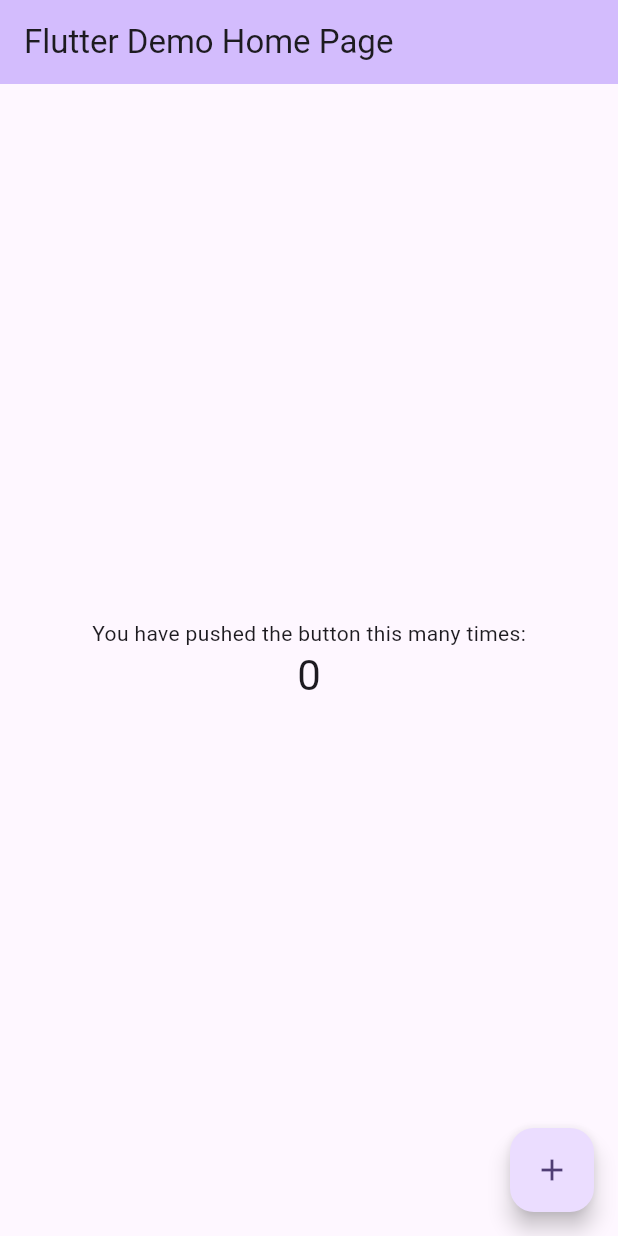
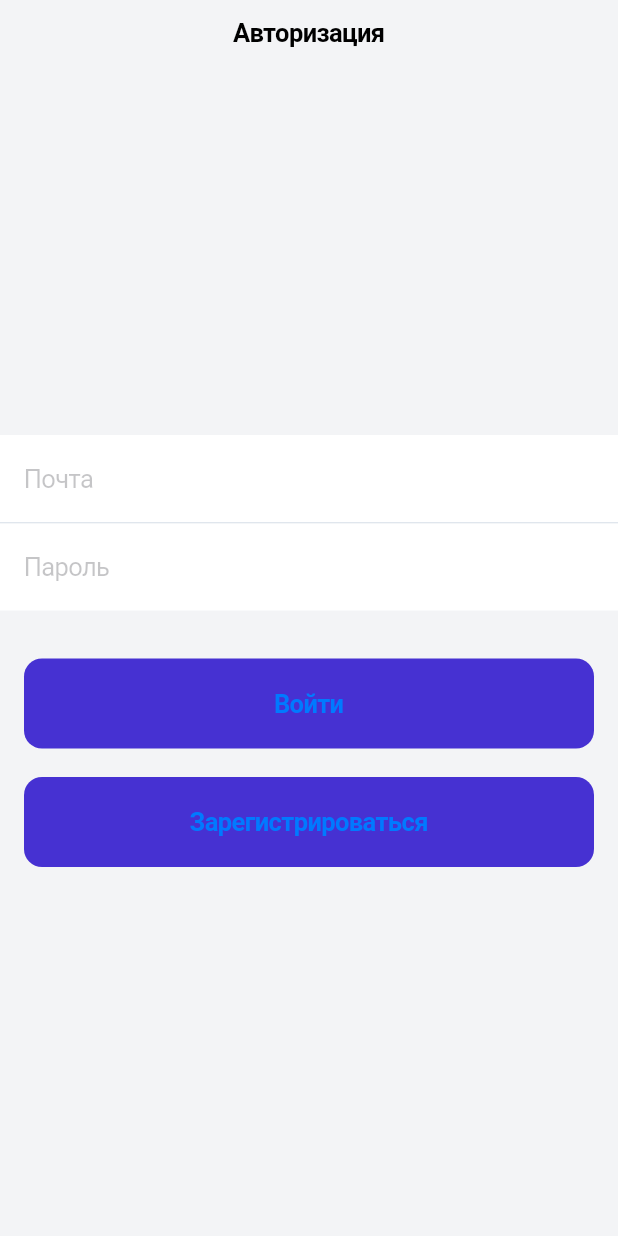
Before and after one commit to LowDeltaSq/flutter_lessons, a Flutter app: the screen it shows after launch, on a phone screen of 412 x 824 dp. Run offline on Flutter 3.47's test engine with Material 3 defaults, Android fonts, the phone set to English and light mode, and no system bars.

Commit message:
auth_front

```diff
--- a/lib/main.dart
+++ b/lib/main.dart
@@ -1,125 +1,18 @@
-import 'package:flutter/material.dart';
+import 'package:flutter/cupertino.dart';
+import 'package:module_1/src/router/router.dart';
+import 'src/screens/login/auth_screen.dart';
 
-void main() {
-  runApp(const MyApp());
-}
+void main() => runApp(const ShopApp());
 
-class MyApp extends StatelessWidget {
-  const MyApp({super.key});
+class ShopApp extends StatelessWidget {
+  const ShopApp({super.key});
 
-  // This widget is the root of your application.
   @override
   Widget build(BuildContext context) {
-    return MaterialApp(
-      title: 'Flutter Demo',
-      theme: ThemeData(
-        // This is the theme of your application.
-        //
-        // TRY THIS: Try running your application with "flutter run". You'll see
-        // the application has a purple toolbar. Then, without quitting the app,
-        // try changing the seedColor in the colorScheme below to Colors.green
-        // and then invoke "hot reload" (save your changes or press the "hot
-        // reload" button in a Flutter-supported IDE, or press "r" if you used
-        // the command line to start the app).
-        //
-        // Notice that the counter didn't reset back to zero; the application
-        // state is not lost during the reload. To reset the state, use hot
-        // restart instead.
-        //
-        // This works for code too, not just values: Most code changes can be
-        // tested with just a hot reload.
-        colorScheme: ColorScheme.fromSeed(seedColor: Colors.deepPurple),
-        useMaterial3: true,
-      ),
-      home: const MyHomePage(title: 'Flutter Demo Home Page'),
+    return const CupertinoApp(
+      debugShowCheckedModeBanner: false,
+      onGenerateRoute: AppRouter.generateRoute,
+      home: AuthScreen(),
     );
   }
 }
-
-class MyHomePage extends StatefulWidget {
-  const MyHomePage({super.key, required this.title});
-
-  // This widget is the home page of your application. It is stateful, meaning
-  // that it has a State object (defined below) that contains fields that affect
-  // how it looks.
-
-  // This class is the configuration for the state. It holds the values (in this
-  // case the title) provided by the parent (in this case the App widget) and
-  // used by the build method of the State. Fields in a Widget subclass are
-  // always marked "final".
-
-  final String title;
-
-  @override
-  State<MyHomePage> createState() => _MyHomePageState();
-}
-
-class _MyHomePageState extends State<MyHomePage> {
-  int _counter = 0;
-
-  void _incrementCounter() {
-    setState(() {
-      // This call to setState tells the Flutter framework that something has
-      // changed in this State, which causes it to rerun the build method below
-      // so that the display can reflect the updated values. If we changed
-      // _counter without calling setState(), then the build method would not be
-      // called again, and so nothing would appear to happen.
-      _counter++;
-    });
-  }
-
-  @override
-  Widget build(BuildContext context) {
-    // This method is rerun every time setState is called, for instance as done
-    // by the _incrementCounter method above.
-    //
-    // The Flutter framework has been optimized to make rerunning build methods
-    // fast, so that you can just rebuild anything that needs updating rather
-    // than having to individually change instances of widgets.
-    return Scaffold(
-      appBar: AppBar(
-        // TRY THIS: Try changing the color here to a specific color (to
-        // Colors.amber, perhaps?) and trigger a hot reload to see the AppBar
-        // change color while the other colors stay the same.
-        backgroundColor: Theme.of(context).colorScheme.inversePrimary,
-        // Here we take the value from the MyHomePage object that was created by
-        // the App.build method, and use it to set our appbar title.
-        title: Text(widget.title),
-      ),
-      body: Center(
-        // Center is a layout widget. It takes a single child and positions it
-        // in the middle of the parent.
-        child: Column(
-          // Column is also a layout widget. It takes a list of children and
-          // arranges them vertically. By default, it sizes itself to fit its
-          // children horizontally, and tries to be as tall as its parent.
-          //
-          // Column has various properties to control how it sizes itself and
-          // how it positions its children. Here we use mainAxisAlignment to
-          // center the children vertically; the main axis here is the vertical
-          // axis because Columns are vertical (the cross axis would be
-          // horizontal).
-          //
-          // TRY THIS: Invoke "debug painting" (choose the "Toggle Debug Paint"
-          // action in the IDE, or press "p" in the console), to see the
-          // wireframe for each widget.
-          mainAxisAlignment: MainAxisAlignment.center,
-          children: <Widget>[
-            const Text(
-              'You have pushed the button this many times:',
-            ),
-            Text(
-              '$_counter',
-              style: Theme.of(context).textTheme.headlineMedium,
-            ),
-          ],
-        ),
-      ),
-      floatingActionButton: FloatingActionButton(
-        onPressed: _incrementCounter,
-        tooltip: 'Increment',
-        child: const Icon(Icons.add),
-      ), // This trailing comma makes auto-formatting nicer for build methods.
-    );
-  }
-}
--- /dev/null
+++ b/lib/src/UI/styles/auth_screen_styles.dart
@@ -0,0 +1,17 @@
+import 'package:flutter/cupertino.dart';
+
+class AuthScreenStyles {
+  static const Color backgroundColor = Color(0xFFF3F4F6);
+  static const Color textFieldBackgroundColor = CupertinoColors.white;
+  static const Color buttonColor = Color(0xFF4631D2);
+  static const Color borderColor = Color(0xFFE0E6ED);
+  static const TextStyle buttonTextStyle =
+      TextStyle(fontWeight: FontWeight.bold);
+
+  static const EdgeInsetsGeometry textFieldPadding =
+      EdgeInsets.symmetric(horizontal: 16, vertical: 19);
+  static const EdgeInsetsGeometry buttonPadding =
+      EdgeInsets.symmetric(vertical: 20);
+  static const EdgeInsetsGeometry screenPadding =
+      EdgeInsets.symmetric(horizontal: 16);
+}
--- /dev/null
+++ b/lib/src/screens/login/auth_screen.dart
@@ -0,0 +1,75 @@
+import 'package:flutter/cupertino.dart';
+import 'package:module_1/src/UI/styles/auth_screen_styles.dart';
+import 'package:module_1/src/router/router_const.dart';
+
+class AuthScreen extends StatelessWidget {
+  const AuthScreen({super.key});
+
+  @override
+  Widget build(BuildContext context) {
+    return CupertinoPageScaffold(
+      backgroundColor: AuthScreenStyles.backgroundColor,
+      navigationBar: const CupertinoNavigationBar(
+        backgroundColor: CupertinoColors.white,
+        border: Border(),
+        middle: Text('Авторизация'),
+      ),
+      child: SafeArea(
+        child: Column(
+          mainAxisAlignment: MainAxisAlignment.center,
+          crossAxisAlignment: CrossAxisAlignment.stretch,
+          children: [
+            const CupertinoTextField(
+              placeholder: 'Почта',
+              decoration: BoxDecoration(
+                  color: AuthScreenStyles.textFieldBackgroundColor),
+              padding: AuthScreenStyles.textFieldPadding,
+            ),
+            Container(
+              height: 1,
+              color: AuthScreenStyles.borderColor,
+              padding: AuthScreenStyles.screenPadding,
+            ),
+            const CupertinoTextField(
+              placeholder: 'Пароль',
+              decoration: BoxDecoration(
+                  color: AuthScreenStyles.textFieldBackgroundColor),
+              padding: AuthScreenStyles.textFieldPadding,
+            ),
+            const SizedBox(
+              height: 32,
+            ),
+            Padding(
+              padding: AuthScreenStyles.screenPadding,
+              child: CupertinoButton(
+                padding: AuthScreenStyles.buttonPadding,
+                color: AuthScreenStyles.buttonColor,
+                child: const Text(
+                  'Войти',
+                  style: AuthScreenStyles.buttonTextStyle,
+                ),
+                onPressed: () {},
+              ),
+            ),
+            const SizedBox(
+              height: 19,
+            ),
+            Padding(
+              padding: AuthScreenStyles.screenPadding,
+              child: CupertinoButton(
+                  padding: AuthScreenStyles.buttonPadding,
+                  color: AuthScreenStyles.buttonColor,
+                  child: const Text(
+                    'Зарегистрироваться',
+                    style: AuthScreenStyles.buttonTextStyle,
+                  ),
+                  onPressed: () {
+                    Navigator.pushNamed(context, RegisterRoute);
+                  }),
+            ),
+          ],
+        ),
+      ),
+    );
+  }
+}
```
Also changed, not shown: lib/src/UI/styles/register_screen_styles.dart (added, +17 -0 lines), lib/src/router/router.dart (added, +21 -0 lines), lib/src/router/router_const.dart (added, +12 -0 lines), lib/src/screens/register/register_screen.dart (added, +69 -0 lines), images/avatar_placeholder_icon.png (added), images/delete_icon.png (added), images/home_icon.png (added), images/minus_icon.png (added), images/plus_icon.png (added), images/profile_icon.png (added), images/shop_icon.png (added), images/trash_icon.png (added), 7 other files.
